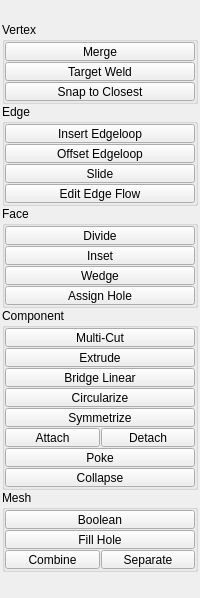
Above: tentacle/ui/polygons.ui from m3trik/tentacle before the change. Below: the same form after it.
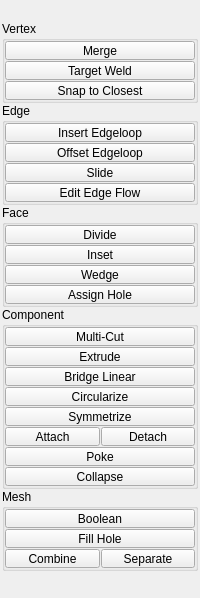
That is the form after the change. Custom widgets are drawn as their Qt base class.

The edit to the form file:
```diff
--- a/tentacle/ui/polygons.ui
+++ b/tentacle/ui/polygons.ui
@@ -66,13 +66,13 @@
         <property name="minimumSize">
          <size>
           <width>0</width>
-          <height>20</height>
+          <height>19</height>
          </size>
         </property>
         <property name="maximumSize">
          <size>
           <width>16777215</width>
-          <height>20</height>
+          <height>19</height>
          </size>
         </property>
         <property name="font">
@@ -1393,13 +1393,13 @@
         <property name="minimumSize">
          <size>
           <width>0</width>
-          <height>20</height>
+          <height>19</height>
          </size>
         </property>
         <property name="maximumSize">
          <size>
           <width>16777215</width>
-          <height>20</height>
+          <height>19</height>
          </size>
         </property>
        </widget>
```
